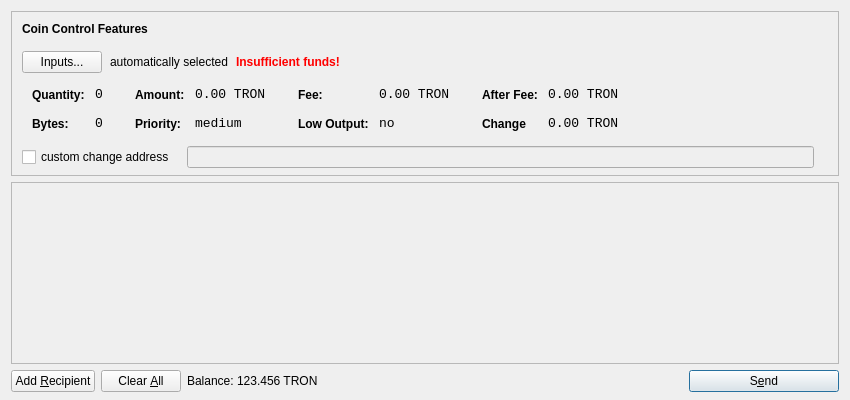
Above: src/qt/forms/sendcoinsdialog.ui from iquadtree/Positron before the change. Below: the same form after it.
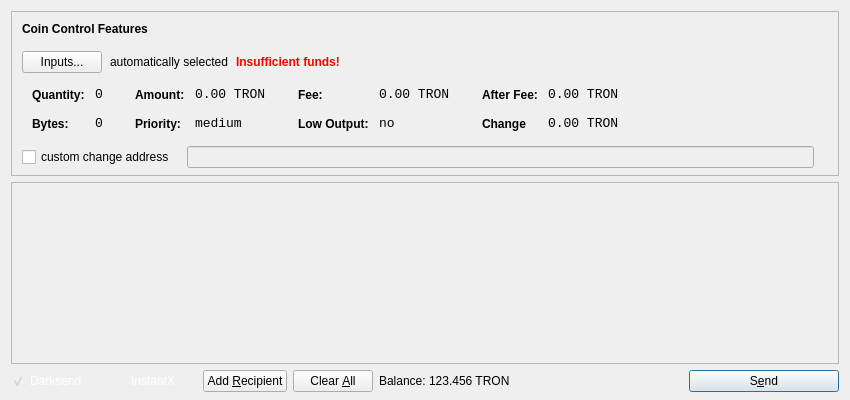
That is the form after the change. Icons and pictures are not drawn.

What changed in the file:
```diff
--- a/src/qt/forms/sendcoinsdialog.ui
+++ b/src/qt/forms/sendcoinsdialog.ui
@@ -659,6 +659,44 @@
    </item>
    <item>
     <layout class="QHBoxLayout" name="horizontalLayout">
+     <item>
+<widget class="QCheckBox" name="checkUseDarksend">
+       <property name="minimumSize">
+        <size>
+         <width>95</width>
+         <height>0</height>
+        </size>
+       </property>
+       <property name="styleSheet">
+        <string notr="true">color: rgb(255, 255, 255);background:transparent;</string>
+       </property>
+       <property name="text">
+        <string>Darksend</string>
+       </property>
+       <property name="checked">
+        <bool>true</bool>
+       </property>
+      </widget>
+     </item>
+     <item>
+      <widget class="QCheckBox" name="checkInstantX">
+       <property name="enabled">
+        <bool>true</bool>
+       </property>
+       <property name="minimumSize">
+        <size>
+         <width>85</width>
+         <height>0</height>
+        </size>
+       </property>
+       <property name="styleSheet">
+        <string notr="true">color: rgb(255, 255, 255);background:transparent;</string>
+       </property>
+       <property name="text">
+        <string>InstantX</string>
+       </property>
+      </widget>
+     </item>
      <item>
       <widget class="QPushButton" name="addButton">
        <property name="toolTip">
```
